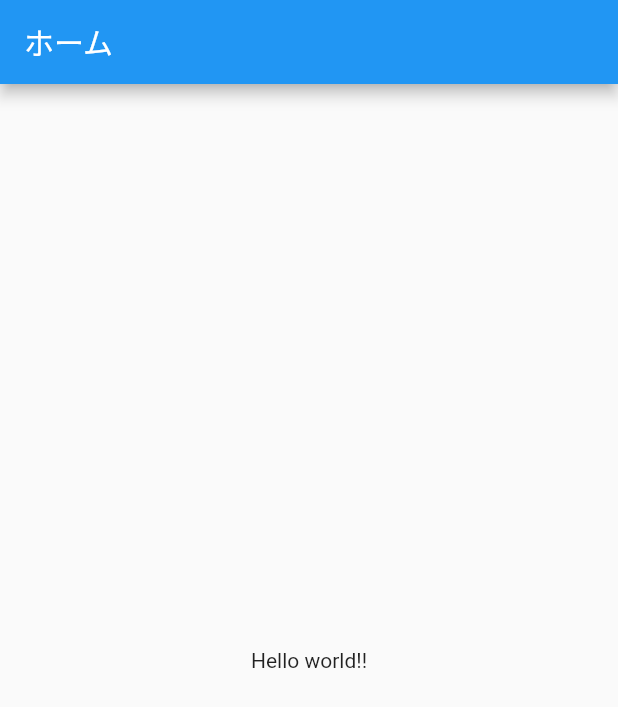
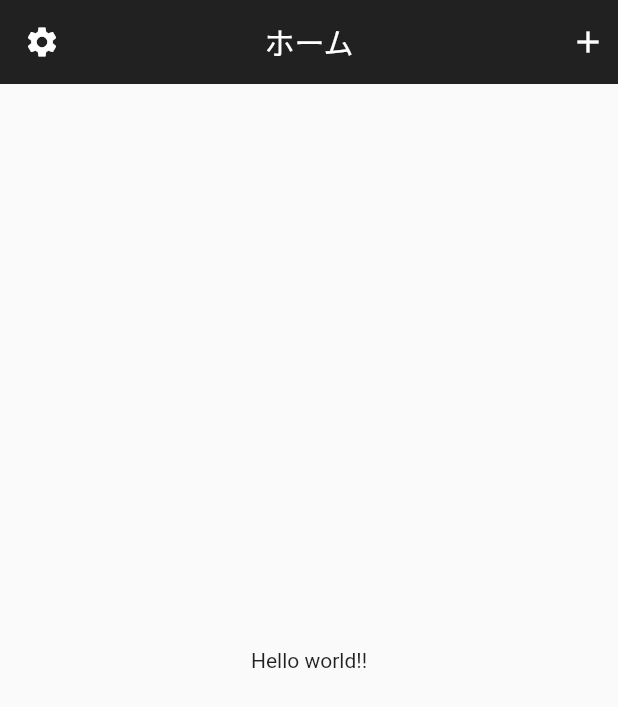
Before and after one commit to K-Asaka/Android-learn, a Flutter app: the screen it shows after launch, on a phone screen of 412 x 824 dp. Shown: the top 707 px of the screen. Run offline on Flutter 3.47's test engine with Material 2 defaults, Android fonts, the light colour scheme and no system bars.

Commit message:
ヘッダにアイコンを追加し背景色を変更

```diff
--- a/flutter_header_futter/lib/header.dart
+++ b/flutter_header_futter/lib/header.dart
@@ -7,7 +7,22 @@ class Header extends StatelessWidget with PreferredSizeWidget {
   @override
   Widget build(BuildContext context) {
     return AppBar(
-      title: Text('ホーム'),
+      leading: Padding(
+        padding: const EdgeInsets.all(8.0),
+        child: Icon(Icons.settings),
+      ),
+      actions: [
+        Padding(
+          padding: const EdgeInsets.all(8.0),
+          child: Icon(Icons.add),
+        ),
+      ],
+      title: Text(
+          'ホーム',
+      ),
+      backgroundColor: Colors.black87,
+      centerTitle: true,
+      elevation: 0.0,
     );
   }
 }
```
